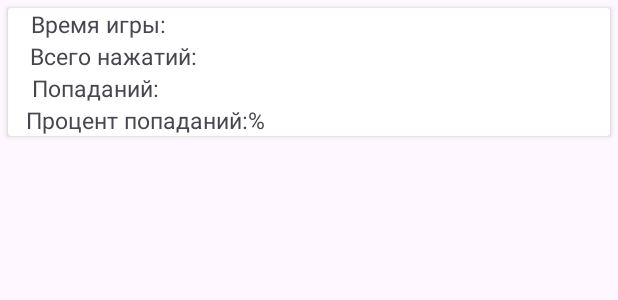
After one commit to marts28/cats-mice-game, an Android app: the layout item_game_stat.xml on its own in the app's theme, with its tools: preview values and no code run, on a phone screen of 412 x 824 dp. The commit adds this screen. Shown: the top 300 px of the screen. Run offline under Robolectric (Android 15) with nearby library versions, the phone set to English and light mode, and no system bars.

Commit message:
Added GameStatsFragment

```diff
--- a/app/src/main/java/com/example/cats_mice_game/ui/MainActivity.kt
+++ b/app/src/main/java/com/example/cats_mice_game/ui/MainActivity.kt
@@ -2,6 +2,8 @@ package com.example.cats_mice_game.ui
 
 import androidx.appcompat.app.AppCompatActivity
 import android.os.Bundle
+import android.view.Window
+import android.view.WindowManager
 import com.example.cats_mice_game.R
 
 class MainActivity : AppCompatActivity() {
--- /dev/null
+++ b/app/src/main/res/layout/item_game_stat.xml
@@ -0,0 +1,102 @@
+<androidx.cardview.widget.CardView xmlns:android="http://schemas.android.com/apk/res/android"
+    xmlns:app="http://schemas.android.com/apk/res-auto"
+    xmlns:tools="http://schemas.android.com/tools"
+    android:layout_width="match_parent"
+    android:layout_height="wrap_content"
+    android:layout_margin="5dp">
+
+    <androidx.constraintlayout.widget.ConstraintLayout
+        android:layout_width="match_parent"
+        android:layout_height="wrap_content">
+
+        <androidx.appcompat.widget.LinearLayoutCompat
+            android:id="@+id/ll_game_time"
+            android:layout_width="wrap_content"
+            android:layout_height="wrap_content"
+            app:layout_constraintEnd_toEndOf="parent"
+            app:layout_constraintHorizontal_bias="0.05"
+            app:layout_constraintStart_toStartOf="parent"
+            app:layout_constraintTop_toTopOf="parent">
+
+            <TextView
+                android:layout_width="wrap_content"
+                android:layout_height="wrap_content"
+                android:text="@string/game_time"
+                android:textSize="15sp" />
+            <TextView
+                android:id="@+id/tv_game_time"
+                android:layout_width="wrap_content"
+                android:layout_height="wrap_content"
+                android:textSize="15sp" />
+        </androidx.appcompat.widget.LinearLayoutCompat>
+
+        <androidx.appcompat.widget.LinearLayoutCompat
+            android:id="@+id/ll_total_clicks"
+            android:layout_width="wrap_content"
+            android:layout_height="wrap_content"
+            app:layout_constraintEnd_toEndOf="parent"
+            app:layout_constraintHorizontal_bias="0.05"
+            app:layout_constraintStart_toStartOf="parent"
+            app:layout_constraintTop_toBottomOf="@id/ll_game_time">
+
+            <TextView
+                android:layout_width="wrap_content"
+                android:layout_height="wrap_content"
+                android:text="@string/total_clicks"
+                android:textSize="15sp" />
+            <TextView
+                android:id="@+id/tv_total_clicks"
+                android:layout_width="wrap_content"
+                android:layout_height="wrap_content"
+                android:textSize="15sp" />
+        </androidx.appcompat.widget.LinearLayoutCompat>
+
+        <androidx.appcompat.widget.LinearLayoutCompat
+            android:id="@+id/ll_correct_clicks"
+            android:layout_width="wrap_content"
+            android:layout_height="wrap_content"
+            app:layout_constraintEnd_toEndOf="parent"
+            app:layout_constraintHorizontal_bias="0.05"
+            app:layout_constraintStart_toStartOf="parent"
+            app:layout_constraintTop_toBottomOf="@id/ll_total_clicks">
+
+            <TextView
+                android:layout_width="wrap_content"
+                android:layout_height="wrap_content"
+                android:text="@string/correct_clicks"
+                android:textSize="15sp" />
+            <TextView
+                android:id="@+id/tv_correct_clicks"
+                android:layout_width="wrap_content"
+                android:layout_height="wrap_content"
+                android:textSize="15sp" />
+        </androidx.appcompat.widget.LinearLayoutCompat>
+
+        <androidx.appcompat.widget.LinearLayoutCompat
+            android:id="@+id/ll_percent_clicks"
+            android:layout_width="wrap_content"
+            android:layout_height="wrap_content"
+            app:layout_constraintEnd_toEndOf="parent"
+            app:layout_constraintHorizontal_bias="0.05"
+            app:layout_constraintStart_toStartOf="parent"
+            app:layout_constraintTop_toBottomOf="@id/ll_correct_clicks">
+
+            <TextView
+                android:layout_width="wrap_content"
+                android:layout_height="wrap_content"
+                android:text="@string/percent_clicks"
+                android:textSize="15sp" />
+            <TextView
+                android:id="@+id/tv_percent_clicks"
+                android:layout_width="wrap_content"
+                android:layout_height="wrap_content"
+                android:textSize="15sp" />
+            <TextView
+                android:layout_width="wrap_content"
+                android:layout_height="wrap_content"
+                android:text="@string/percent_sym"
+                android:textSize="15sp" />
+        </androidx.appcompat.widget.LinearLayoutCompat>
+
+    </androidx.constraintlayout.widget.ConstraintLayout>
+</androidx.cardview.widget.CardView>
--- a/app/src/main/res/values/strings.xml
+++ b/app/src/main/res/values/strings.xml
@@ -1,9 +1,15 @@
 <resources>
     <string name="app_name">Cats-mice-game</string>
     <string name="game_title_on_start_screen">Игра Кошки-мышки</string>
-    <string name="set_game">Настроить параметры игры</string>
+    <string name="start_game">Начать игру</string>
     <string name="mice_in_game">Количество мышей в игре:</string>
     <string name="mice_velocity_in_game">Скорость мышей в игре:</string>
     <string name="_1">1</string>
     <string name="_10">10</string>
+    <string name="game_stats">Статистика</string>
+    <string name="game_time">Время игры:</string>
+    <string name="total_clicks">Всего нажатий:</string>
+    <string name="correct_clicks">Попаданий:</string>
+    <string name="percent_clicks">Процент попаданий:</string>
+    <string name="percent_sym">%</string>
 </resources>
```
Also changed, not shown: app/src/main/java/com/example/cats_mice_game/data/GameStatsMapper.kt (added, +36 -0 lines), app/src/main/java/com/example/cats_mice_game/domain/GameStatsEntity.kt (added, +10 -0 lines), app/src/main/java/com/example/cats_mice_game/presentation/GameStatsFragmentViewModel.kt (added, +29 -0 lines), app/src/main/java/com/example/cats_mice_game/presentation/GameStatsItemCallback.kt (added, +12 -0 lines), app/src/main/java/com/example/cats_mice_game/ui/GameStatsListAdapter.kt (added, +25 -0 lines), app/src/main/java/com/example/cats_mice_game/ui/GameStatsViewHolder.kt (added, +7 -0 lines), app/src/main/java/com/example/cats_mice_game/ui/StartFragment.kt (+8 -1 lines), app/src/main/java/com/example/cats_mice_game/ui/StatsFragment.kt (+41 -0 lines), app/src/main/res/layout/fragment_start.xml (+10 -2 lines), app/src/main/res/layout/fragment_stats.xml (added, +21 -0 lines), app/src/main/res/navigation/main_navigation.xml (+7 -0 lines).
